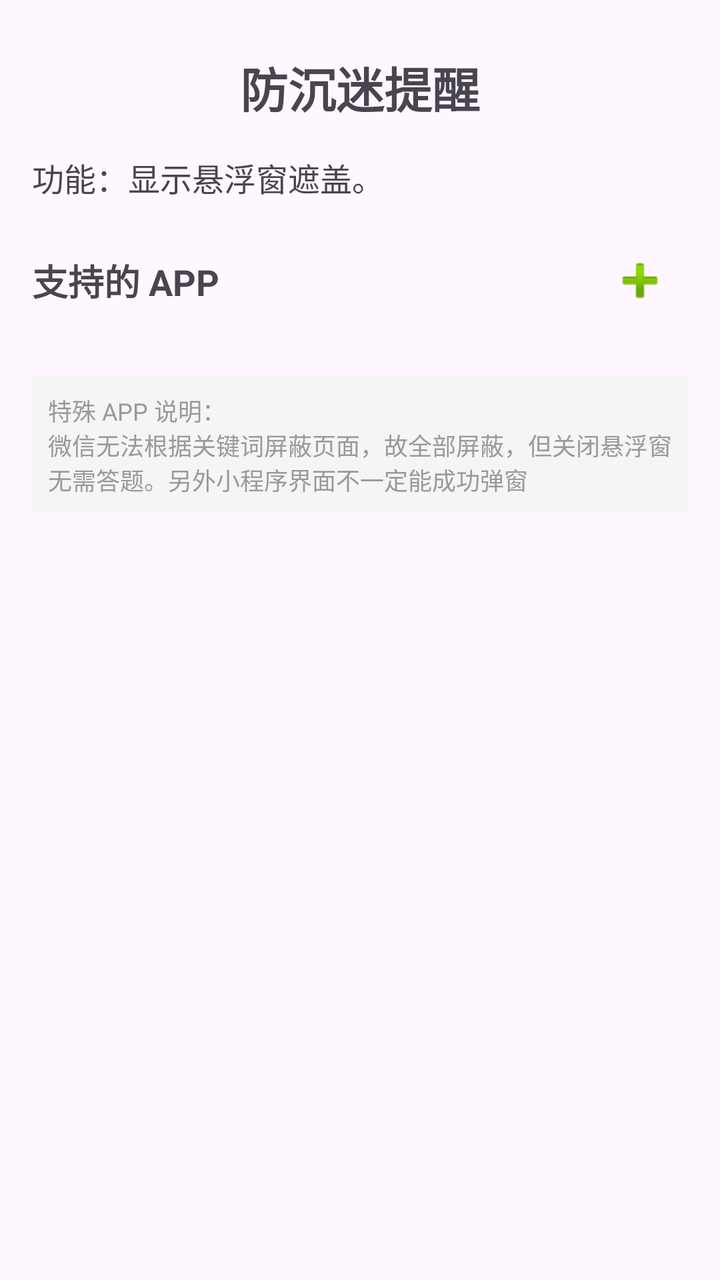
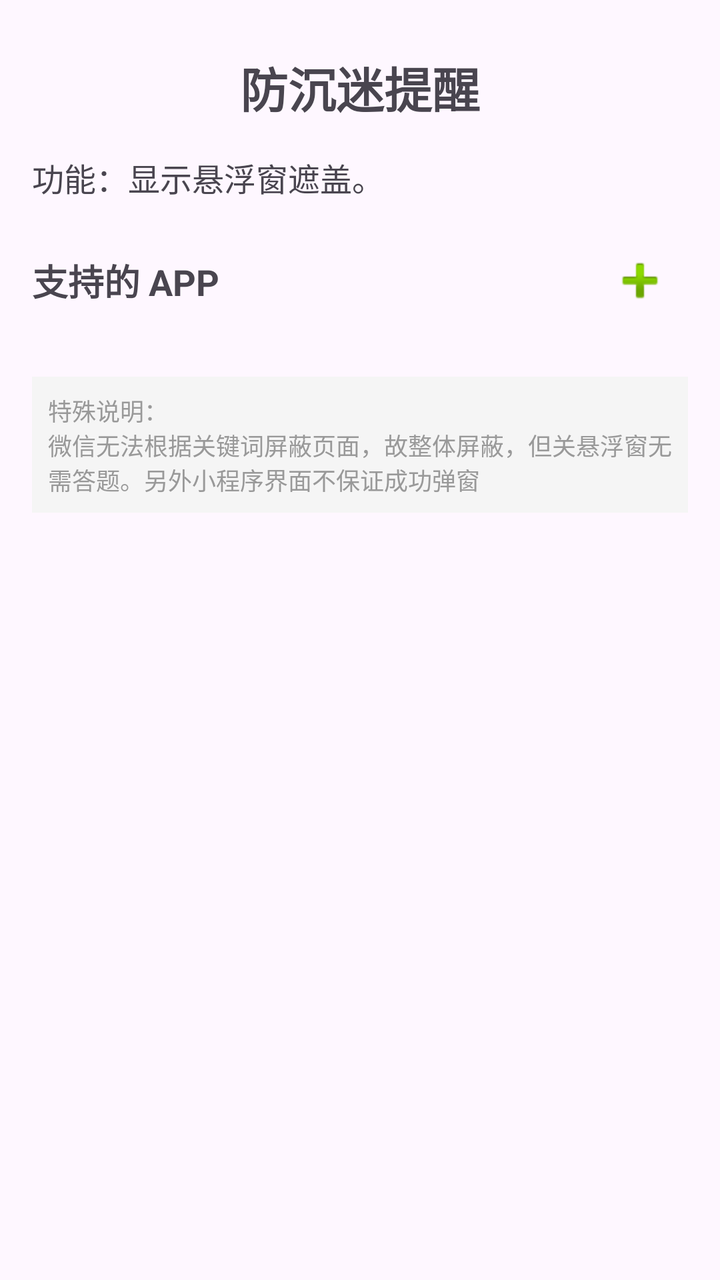

The first picture is an Android layout as it rendered before a commit; the second is the same layout after the commit. The layout source and the unified diff follow.
<!-- AndroidManifest.xml: application theme Theme.Basic -->
<!-- res/layout/fragment_home.xml -->
<?xml version="1.0" encoding="utf-8"?>
<ScrollView xmlns:android="http://schemas.android.com/apk/res/android"
    xmlns:app="http://schemas.android.com/apk/res-auto"
    android:layout_width="match_parent"
    android:layout_height="match_parent"
    android:fillViewport="true">

    <androidx.constraintlayout.widget.ConstraintLayout
        android:layout_width="match_parent"
        android:layout_height="wrap_content"
        android:paddingStart="16dp"
        android:paddingEnd="16dp"
        android:paddingTop="16dp"
        android:paddingBottom="16dp">

        <TextView
            android:id="@+id/tv_title"
            android:layout_width="wrap_content"
            android:layout_height="wrap_content"
            android:text="防沉迷提醒"
            android:layout_marginTop="10dp"
            android:layout_marginBottom="16dp"
            android:textSize="24sp"
            android:textStyle="bold"
            app:layout_constraintBottom_toTopOf="@+id/tv_description"
            app:layout_constraintEnd_toEndOf="parent"
            app:layout_constraintStart_toStartOf="parent"
            app:layout_constraintTop_toTopOf="parent"
            app:layout_constraintVertical_chainStyle="packed" />

        <TextView
            android:id="@+id/tv_description"
            android:layout_width="0dp"
            android:layout_height="wrap_content"
            android:layout_marginTop="16dp"
            android:text="功能：显示悬浮窗遮盖。"
            android:textAlignment="viewStart"
            android:textSize="16sp"
            app:layout_constraintBottom_toTopOf="@+id/tv_apps_subtitle"
            app:layout_constraintEnd_toEndOf="parent"
            app:layout_constraintStart_toStartOf="parent"
            app:layout_constraintTop_toBottomOf="@+id/tv_title" />

        <LinearLayout
            android:id="@+id/ll_apps_header"
            android:layout_width="0dp"
            android:layout_height="wrap_content"
            android:layout_marginTop="16dp"
            android:orientation="horizontal"
            android:gravity="center_vertical"
            app:layout_constraintEnd_toEndOf="parent"
            app:layout_constraintStart_toStartOf="parent"
            app:layout_constraintTop_toBottomOf="@id/tv_description">

            <TextView
                android:id="@+id/tv_apps_subtitle"
                android:layout_width="0dp"
                android:layout_height="wrap_content"
                android:layout_weight="1"
                android:text="支持的 APP"
                android:textSize="18sp"
                android:textStyle="bold" />

            <ImageButton
                android:id="@+id/btn_add_app"
                android:layout_width="48dp"
                android:layout_height="48dp"
                android:background="?attr/selectableItemBackgroundBorderless"
                android:src="@android:drawable/ic_input_add"
                android:contentDescription="添加 APP"
                android:scaleType="centerInside" />

        </LinearLayout>

        <androidx.recyclerview.widget.RecyclerView
            android:id="@+id/rv_app_cards"
            android:layout_width="0dp"
            android:layout_height="wrap_content"
            android:layout_marginTop="8dp"
            android:layout_marginBottom="8dp"
            android:nestedScrollingEnabled="false"
            app:layout_constraintEnd_toEndOf="parent"
            app:layout_constraintStart_toStartOf="parent"
            app:layout_constraintTop_toBottomOf="@+id/ll_apps_header"
            app:layout_constraintBottom_toTopOf="@+id/tv_remark" />

        <TextView
            android:id="@+id/tv_remark"
            android:layout_width="0dp"
            android:layout_height="wrap_content"
            android:layout_marginTop="16dp"
            android:text="特殊 APP 说明：\n微信无法根据关键词屏蔽页面，故全部屏蔽，但关闭悬浮窗无需答题。另外小程序界面不一定能成功弹窗"
            android:textSize="12sp"
            android:textColor="#999999"
            android:gravity="left"
            android:padding="8dp"
            android:background="#F5F5F5"
            app:layout_constraintEnd_toEndOf="parent"
            app:layout_constraintStart_toStartOf="parent"
            app:layout_constraintTop_toBottomOf="@+id/rv_app_cards" />

    </androidx.constraintlayout.widget.ConstraintLayout>

</ScrollView>
<!-- resources referenced by this layout -->
<resources>
  <style name="Theme.Basic" parent="Base.Theme.Basic" />
  <style name="Base.Theme.Basic" parent="Theme.Material3.DayNight.NoActionBar">
          
          
      </style>
</resources>

<!-- the commit's change to res/layout/fragment_home.xml (unified diff, before → after) -->
@@ -89,7 +89,7 @@
             android:layout_width="0dp"
             android:layout_height="wrap_content"
             android:layout_marginTop="16dp"
-            android:text="特殊 APP 说明：\n微信无法根据关键词屏蔽页面，故全部屏蔽，但关闭悬浮窗无需答题。另外小程序界面不一定能成功弹窗"
+            android:text="特殊说明：\n微信无法根据关键词屏蔽页面，故整体屏蔽，但关悬浮窗无需答题。另外小程序界面不保证成功弹窗"
             android:textSize="12sp"
             android:textColor="#999999"
             android:gravity="left"
